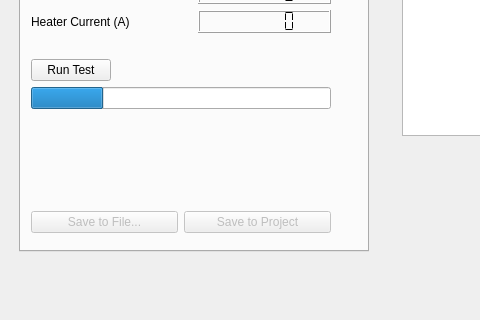
This is valveworkbench.ui in Lizardboy2390/ValveWorkbench as Qt 5 draws it before an edit; both pictures show x 0 to 480 and y 457 to 777 of the 997 by 777 pixel window. The edited form follows.
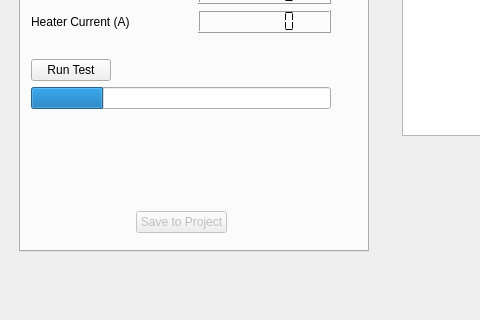
This is the edited form. The open tabs and pages were chosen to show the change.

The edit to the form file:
```diff
--- a/valveworkbench.ui
+++ b/valveworkbench.ui
@@ -1513,14 +1513,17 @@
           <item>
            <layout class="QHBoxLayout" name="horizontalLayout_2">
             <item>
-             <widget class="QPushButton" name="btnSaveMeasurement">
-              <property name="enabled">
-               <bool>false</bool>
+             <spacer name="horizontalSpacer_8">
+              <property name="orientation">
+               <enum>Qt::Horizontal</enum>
               </property>
-              <property name="text">
-               <string>Save to File...</string>
+              <property name="sizeHint" stdset="0">
+               <size>
+                <width>40</width>
+                <height>20</height>
+               </size>
               </property>
-             </widget>
+             </spacer>
             </item>
             <item>
              <widget class="QPushButton" name="btnAddToProject">
@@ -1532,6 +1535,19 @@
               </property>
              </widget>
             </item>
+            <item>
+             <spacer name="horizontalSpacer_9">
+              <property name="orientation">
+               <enum>Qt::Horizontal</enum>
+              </property>
+              <property name="sizeHint" stdset="0">
+               <size>
+                <width>40</width>
+                <height>20</height>
+               </size>
+              </property>
+             </spacer>
+            </item>
            </layout>
           </item>
          </layout>
```
Left out of the diff: 20 changed lines with no effect on the pictures.
